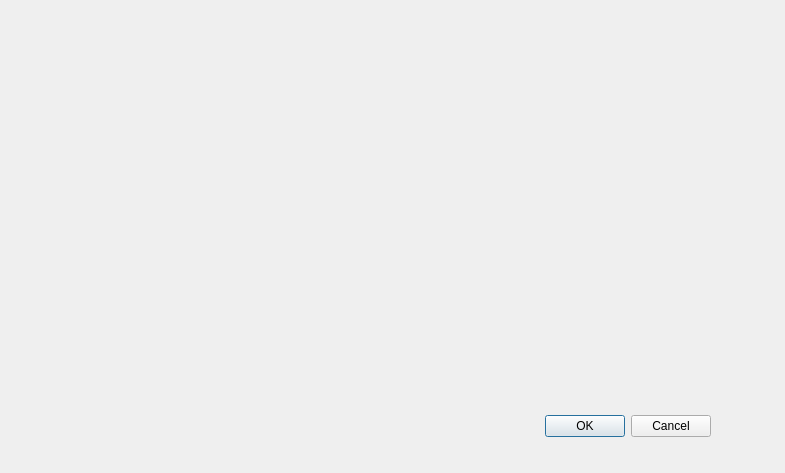
Old version of the form settingmenu.ui in the repository CountMurphy/Jerry-Rig.
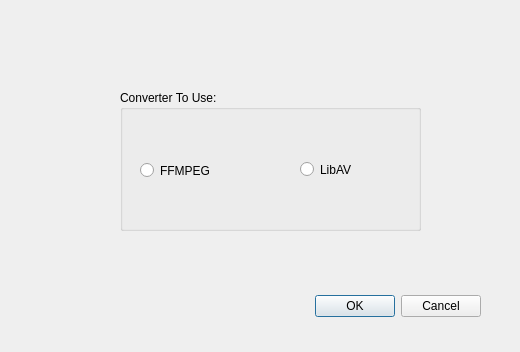
New version of the form.

Commit message: created settings menu layout

Diff of the .ui file:
```diff
--- a/settingmenu.ui
+++ b/settingmenu.ui
@@ -6,8 +6,8 @@
    <rect>
     <x>0</x>
     <y>0</y>
-    <width>785</width>
-    <height>473</height>
+    <width>520</width>
+    <height>352</height>
    </rect>
   </property>
   <property name="windowTitle">
@@ -16,8 +16,8 @@
   <widget class="QDialogButtonBox" name="buttonBox">
    <property name="geometry">
     <rect>
-     <x>370</x>
-     <y>410</y>
+     <x>140</x>
+     <y>290</y>
      <width>341</width>
      <height>32</height>
     </rect>
@@ -29,6 +29,45 @@
     <set>QDialogButtonBox::Cancel|QDialogButtonBox::Ok</set>
    </property>
   </widget>
+  <widget class="QGroupBox" name="groupBox">
+   <property name="geometry">
+    <rect>
+     <x>120</x>
+     <y>90</y>
+     <width>301</width>
+     <height>141</height>
+    </rect>
+   </property>
+   <property name="title">
+    <string>Converter To Use:</string>
+   </property>
+   <widget class="QRadioButton" name="radioButton">
+    <property name="geometry">
+     <rect>
+      <x>20</x>
+      <y>60</y>
+      <width>121</width>
+      <height>41</height>
+     </rect>
+    </property>
+    <property name="text">
+     <string>FFMPEG</string>
+    </property>
+   </widget>
+   <widget class="QRadioButton" name="radioButton_2">
+    <property name="geometry">
+     <rect>
+      <x>180</x>
+      <y>70</y>
+      <width>84</width>
+      <height>19</height>
+     </rect>
+    </property>
+    <property name="text">
+     <string>LibAV</string>
+    </property>
+   </widget>
+  </widget>
  </widget>
  <resources/>
  <connections>
```
The commit also changes 4 other files.
